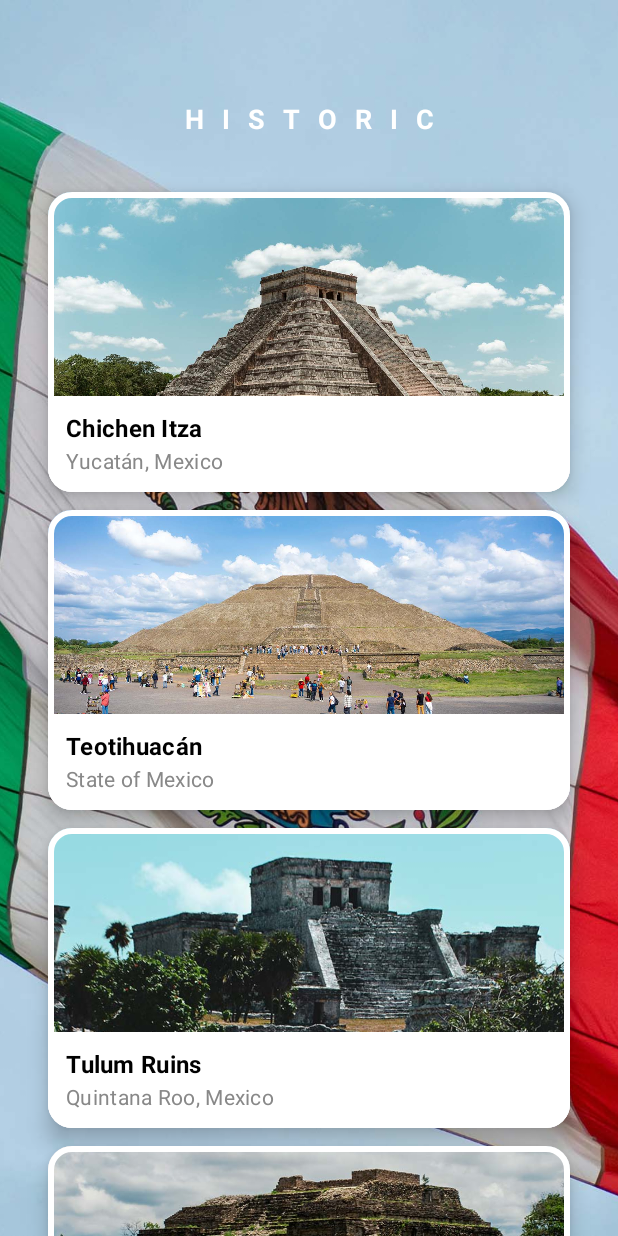
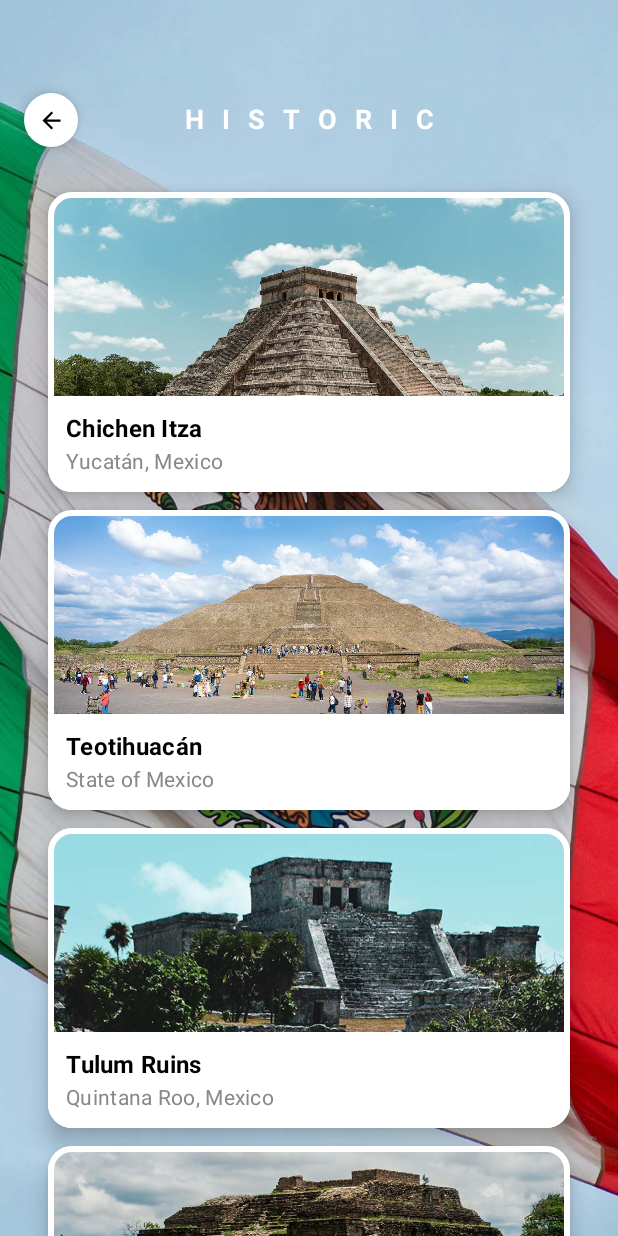
Before and after one commit to denreyes1/Maps-App, an Android app built with Jetpack Compose: the historic screen opened through its navigation route, on a phone screen of 412 x 824 dp. Run offline under Robolectric (Android 15) with nearby library versions, the phone set to English and light mode, and no system bars.

Commit message:
Added back button

```diff
--- a/app/src/main/java/com/group13/comp304sec003_lab04/LandmarkScreen.kt
+++ b/app/src/main/java/com/group13/comp304sec003_lab04/LandmarkScreen.kt
@@ -13,14 +13,21 @@ import androidx.compose.foundation.layout.fillMaxSize
 import androidx.compose.foundation.layout.fillMaxWidth
 import androidx.compose.foundation.layout.height
 import androidx.compose.foundation.layout.padding
+import androidx.compose.foundation.layout.size
 import androidx.compose.foundation.lazy.LazyColumn
 import androidx.compose.foundation.lazy.items
+import androidx.compose.foundation.shape.CircleShape
 import androidx.compose.foundation.shape.RoundedCornerShape
+import androidx.compose.material.icons.Icons
+import androidx.compose.material.icons.filled.ArrowBack
 import androidx.compose.material3.Card
 import androidx.compose.material3.CardDefaults
+import androidx.compose.material3.FloatingActionButton
+import androidx.compose.material3.Icon
 import androidx.compose.material3.MaterialTheme
 import androidx.compose.material3.Text
 import androidx.compose.runtime.Composable
+import androidx.compose.ui.Alignment
 import androidx.compose.ui.Modifier
 import androidx.compose.ui.graphics.Color
 import androidx.compose.ui.layout.ContentScale
@@ -30,11 +37,13 @@ import androidx.compose.ui.text.style.TextAlign
 import androidx.compose.ui.tooling.preview.Preview
 import androidx.compose.ui.unit.dp
 import androidx.compose.ui.unit.sp
+import androidx.navigation.NavHostController
+import androidx.navigation.compose.rememberNavController
 import com.group13.comp304sec003_lab04.data.Landmark
 import com.group13.comp304sec003_lab04.data.LandmarkData
 
 @Composable
-fun LandmarkList(title: String, landmarks: List<Landmark>) {
+fun LandmarkList(navController: NavHostController, title: String, landmarks: List<Landmark>) {
     Box(
         modifier = Modifier
             .fillMaxSize()
@@ -80,6 +89,23 @@ fun LandmarkList(title: String, landmarks: List<Landmark>) {
                 }
             }
         }
+    }
+
+    // Back Button
+    FloatingActionButton(
+        onClick = { navController.popBackStack() },
+        containerColor = Color.White,
+        shape = CircleShape,
+        modifier = Modifier
+            .padding(start = 16.dp, top = 62.dp)
+            .size(36.dp)
+    ) {
+        Icon(
+            imageVector = Icons.Default.ArrowBack,
+            contentDescription = "Back",
+            tint = Color.Black,
+            modifier = Modifier.size(18.dp)
+        )
     }
 }
 
@@ -133,23 +159,23 @@ fun LandmarkCard(landmark: Landmark) {
 //@Preview(showBackground = true)
 //@Composable
 //fun LandmarkHistoricPreview() {
-//    LandmarkList("Historic", LandmarkData.historic)
+//    LandmarkList(rememberNavController(), "Historic", LandmarkData.historic)
 //}
 //
 //@Preview(showBackground = true)
 //@Composable
 //fun LandmarkParkPreview() {
-//    LandmarkList("Park", LandmarkData.park)
+//    LandmarkList(rememberNavController(), "Park", LandmarkData.park)
 //}
 //
 //@Preview(showBackground = true)
 //@Composable
 //fun LandmarkMuseumPreview() {
-//    LandmarkList("Museum", LandmarkData.museums)
+//    LandmarkList(rememberNavController(), "Museum", LandmarkData.museums)
 //}
 
 @Preview(showBackground = true)
 @Composable
 fun LandmarkTouristicPreview() {
-    LandmarkList("Touristic", LandmarkData.touristic)
+    LandmarkList(rememberNavController(), "Touristic", LandmarkData.touristic)
 }
--- a/app/src/main/java/com/group13/comp304sec003_lab04/navigation/AppNavigation.kt
+++ b/app/src/main/java/com/group13/comp304sec003_lab04/navigation/AppNavigation.kt
@@ -19,16 +19,25 @@ fun AppNavigation(){
         }
 
         composable("landmarkScreen/historic") {
-            LandmarkList("Historic", LandmarkData.historic)
+            LandmarkList(navController, "Historic", LandmarkData.historic)
         }
         composable("landmarkScreen/park") {
-            LandmarkList("Park", LandmarkData.park)
+            LandmarkList(navController, "Park", LandmarkData.park)
         }
         composable("landmarkScreen/museum") {
-            LandmarkList("Museum", LandmarkData.museums)
+            LandmarkList(navController, "Museum", LandmarkData.museums)
         }
         composable("landmarkScreen/touristic") {
-            LandmarkList("Touristic", LandmarkData.touristic)
+            LandmarkList(navController, "Touristic", LandmarkData.touristic)
         }
+
+//        composable("${"yoyoActivity"}/{placeID}") {
+//            if (_placeID > 0) {
+//                val placeID = _placeID
+//                MapScreen(navController, placeID)
+//            } else {
+//                Toast.makeText(LocalContext.current, "There's an error retrieving that location", Toast.LENGTH_LONG).show()
+//            }
+//        }
     }
 }
```
